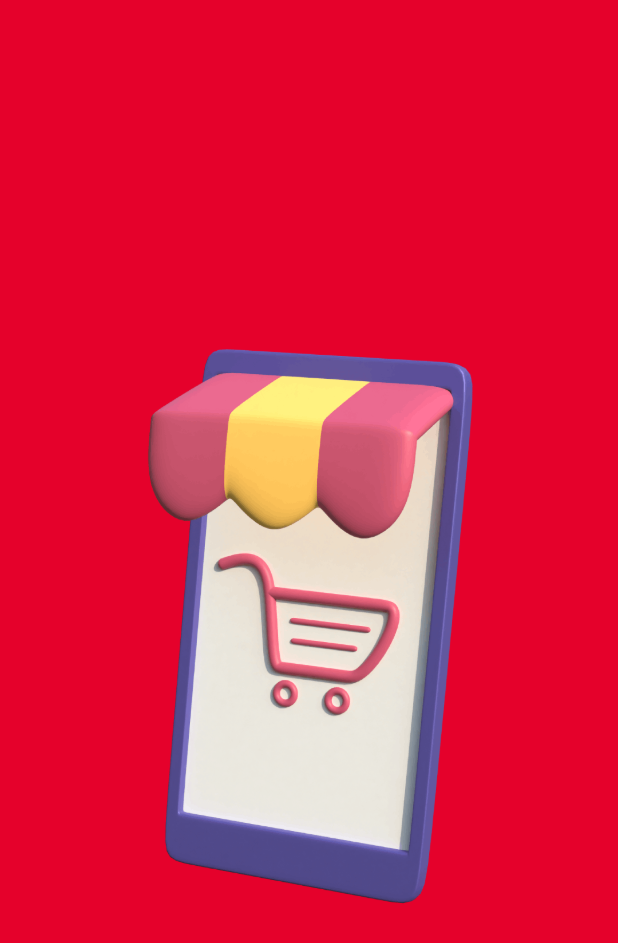
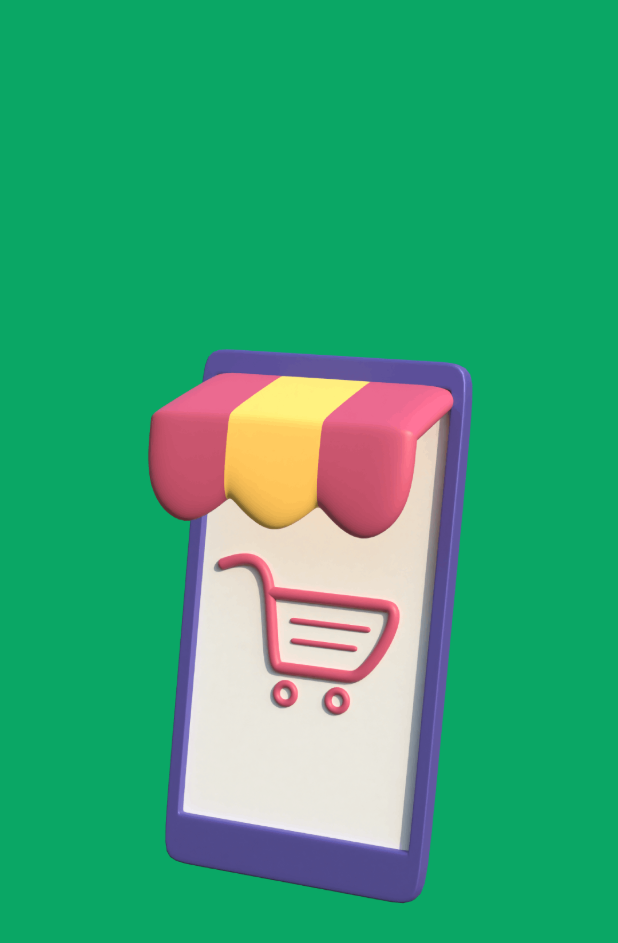
Before and after one commit to antonyaiwin/flutter_grocery_store_app, a Flutter app: the first screen one second after launch, on a phone screen of 412 x 824 dp. Shown: the top 943 px of the screen. Run offline on Flutter 3.47's test engine with Material 3 defaults, Android fonts, the phone set to English and light mode, and no system bars; our stand-ins replace cached_network_image, carousel_slider, cloud_firestore, email_validator, firebase_auth, firebase_core and 7 more; missing offline and left inert: crop_your_image; accounts and stored records are empty; generated files the repository leaves out were written again.

Commit message:
some ui changes

```diff
--- a/lib/core/constants/color_constants.dart
+++ b/lib/core/constants/color_constants.dart
@@ -1,7 +1,7 @@
 import 'package:flutter/material.dart';
 
 class ColorConstants {
-  static const Color primaryColor = Color.fromARGB(255, 229, 1, 43);
+  static const Color primaryColor = Color.fromARGB(255, 10, 167, 101);
   static const Color primaryRed = Colors.red;
   static const Color primaryWhite = Colors.white;
   static const Color primaryBlack = Colors.black;
@@ -11,7 +11,7 @@ class ColorConstants {
   static const Color snackBarSuccessBackground = Colors.green;
   static const Color hintColor = Color.fromARGB(255, 112, 112, 112);
   static const Color categorySliderBackground =
-      Color.fromARGB(255, 255, 210, 219);
+      Color.fromARGB(255, 167, 241, 210);
 
   // static const Color scaffoldBackgroundColor =
   //     Color.fromARGB(255, 243, 237, 255);
--- a/lib/view/home_screen/pages/home_page.dart
+++ b/lib/view/home_screen/pages/home_page.dart
@@ -2,10 +2,7 @@ import 'package:flutter/material.dart';
 import 'package:flutter_grocery_store/controller/firebase/firebase_auth_controller.dart';
 import 'package:flutter_grocery_store/controller/firebase/firestore_controller.dart';
 import 'package:flutter_grocery_store/controller/screens/home_screen_controller.dart';
-import 'package:flutter_grocery_store/core/constants/color_constants.dart';
 import 'package:flutter_grocery_store/view/profile_screen/profile_screen.dart';
-import 'package:flutter_grocery_store/view/search_screen/search_screen.dart';
-import 'package:icons_plus/icons_plus.dart';
 import 'package:provider/provider.dart';
 
 import '../../../utils/global_widgets/product_card.dart';
```
Also changed, not shown: lib/view/home_screen/pages/favorites_page.dart (+5 -4 lines).
